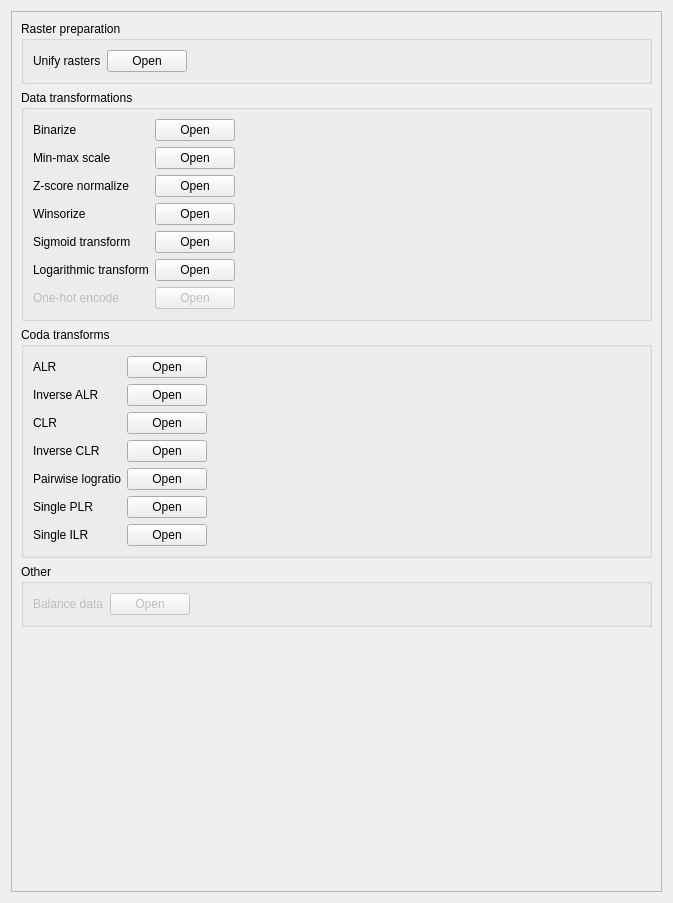
Old version of the form eis_qgis_plugin/resources/ui/modeling/data_preparation.ui in the repository GispoCoding/eis_qgis_plugin.
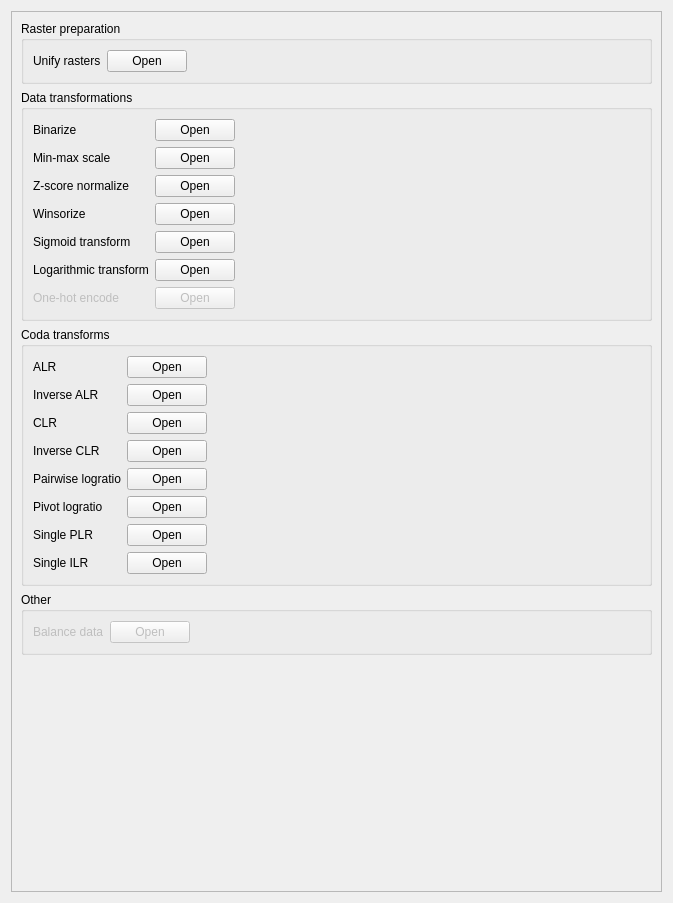
New version of the form.

Commit message: Add button to open Pivot logratio transform processing algorithm in Data preparation tab in Modeling page

What changed in the file:
```diff
--- a/eis_qgis_plugin/resources/ui/modeling/data_preparation.ui
+++ b/eis_qgis_plugin/resources/ui/modeling/data_preparation.ui
@@ -277,34 +277,48 @@
               </property>
              </widget>
             </item>
-            <item row="5" column="0">
+            <item row="6" column="0">
              <widget class="QLabel" name="label_5">
               <property name="text">
                <string>Single PLR</string>
               </property>
              </widget>
             </item>
-            <item row="5" column="1">
+            <item row="6" column="1">
              <widget class="QPushButton" name="open_single_plr_btn">
               <property name="text">
                <string>Open</string>
               </property>
              </widget>
             </item>
-            <item row="6" column="0">
+            <item row="7" column="0">
              <widget class="QLabel" name="label_3">
               <property name="text">
                <string>Single ILR</string>
               </property>
              </widget>
             </item>
-            <item row="6" column="1">
+            <item row="7" column="1">
              <widget class="QPushButton" name="open_single_ilr_btn">
               <property name="text">
                <string>Open</string>
               </property>
              </widget>
             </item>
+            <item row="5" column="0">
+             <widget class="QLabel" name="label_7">
+              <property name="text">
+               <string>Pivot logratio</string>
+              </property>
+             </widget>
+            </item>
+            <item row="5" column="1">
+             <widget class="QPushButton" name="open_pivot_logratio_btn">
+              <property name="text">
+               <string>Open</string>
+              </property>
+             </widget>
+            </item>
            </layout>
           </item>
           <item>
```
The commit also changes 1 other file.
